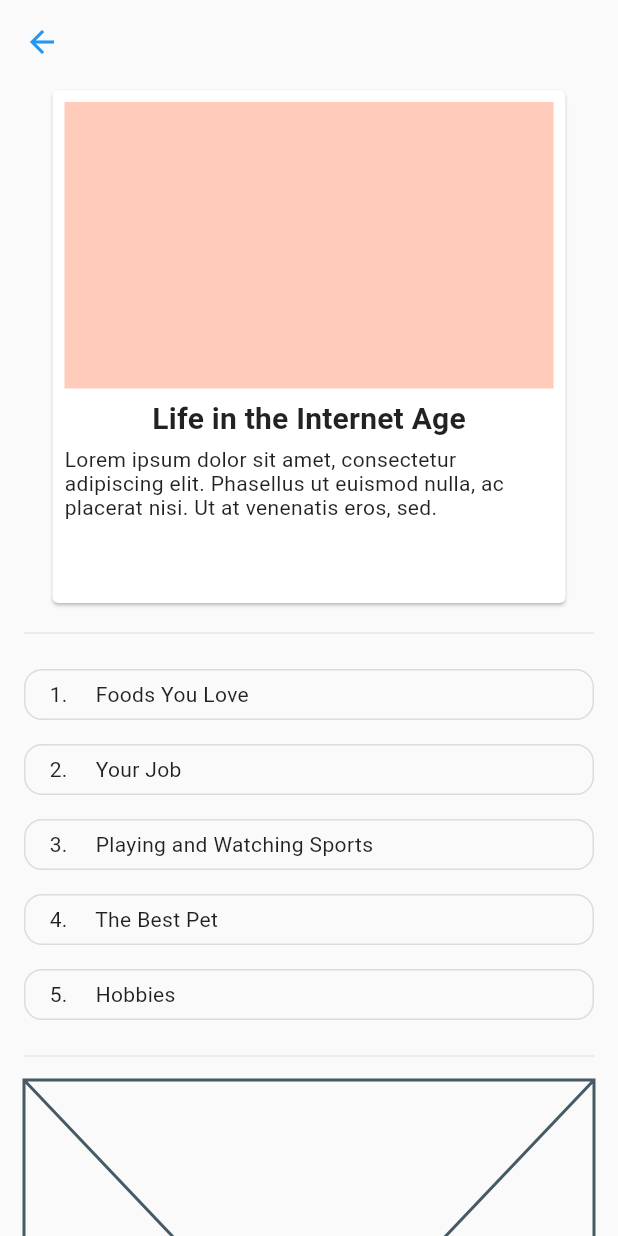
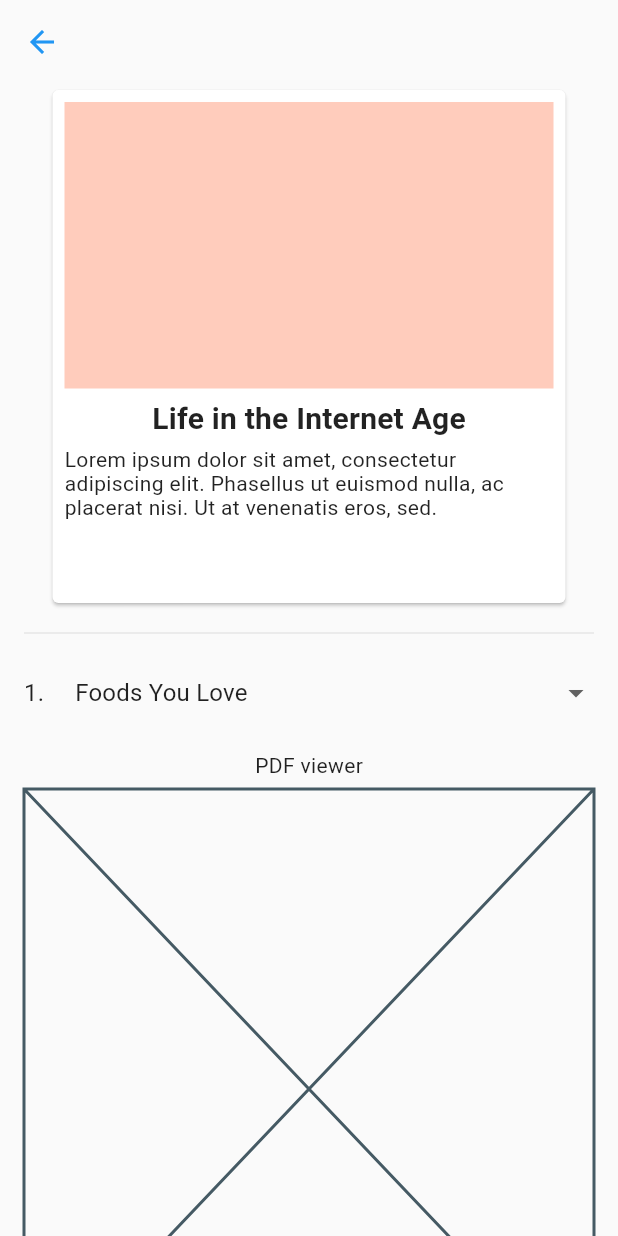
Before and after one commit to DiemUyen/CSC13118_LetTutor, a Flutter app: the CourseDetail screen opened by its route, after a tap on "Discover", on a phone screen of 412 x 824 dp. Run offline on Flutter 3.47's test engine with Material 2 defaults, Android fonts, the phone set to English and light mode, and no system bars; our stand-ins replace flutter_rating_bar, font_awesome_flutter; missing offline and left inert: flutter_rounded_date_picker.

Commit message:
Fix minor errors

```diff
--- a/let_tutor/lib/routes/authentication/sign_in_form.dart
+++ b/let_tutor/lib/routes/authentication/sign_in_form.dart
@@ -24,7 +24,7 @@ class _SignInFormState extends State<SignInForm> {
 
   Widget thirdPartySignIn(BuildContext context, IconData iconName, String label) {
     return Expanded(
-      flex: 3,
+      flex: 4,
       child: Container(
         decoration: BoxDecoration(
           borderRadius: BorderRadius.circular(4),
--- a/let_tutor/lib/routes/authentication/sign_up_form.dart
+++ b/let_tutor/lib/routes/authentication/sign_up_form.dart
@@ -24,7 +24,7 @@ class _SignUpFormState extends State<SignUpForm> {
 
   Widget thirdPartySignUp(BuildContext context, IconData iconName, String label) {
     return Expanded(
-      flex: 3,
+      flex: 4,
       child: Container(
         decoration: BoxDecoration(
           borderRadius: BorderRadius.circular(4)
--- a/let_tutor/lib/routes/course/course_detail.dart
+++ b/let_tutor/lib/routes/course/course_detail.dart
@@ -40,6 +40,7 @@ class CourseDetail extends StatelessWidget {
     return ListView.builder(
       shrinkWrap: true,
       scrollDirection: Axis.vertical,
+      physics: const NeverScrollableScrollPhysics(),
       itemCount: 5,
       itemBuilder: (context, index) {
         return GestureDetector(
@@ -83,6 +84,7 @@ class CourseDetail extends StatelessWidget {
     return ListView.builder(
       shrinkWrap: true,
       scrollDirection: Axis.vertical,
+      physics: const NeverScrollableScrollPhysics(),
       itemCount: 3,
       itemBuilder: (context, index) {
         return suggestedTutor(context, '${index + 1}. April');
--- a/let_tutor/lib/routes/course/courses_page.dart
+++ b/let_tutor/lib/routes/course/courses_page.dart
@@ -118,6 +118,7 @@ class _CoursesPageState extends State<CoursesPage> with SingleTickerProviderStat
         bottom: TabBar(
           controller: _tabController,
           labelColor: Colors.black,
+          isScrollable: true,
           indicatorSize: TabBarIndicatorSize.tab,
           indicator: ShapeDecoration(
             shape: RoundedRectangleBorder(borderRadius: BorderRadius.circular(12)),
--- a/let_tutor/lib/routes/course/topics_page.dart
+++ b/let_tutor/lib/routes/course/topics_page.dart
@@ -13,28 +13,19 @@ class _TopicsPageState extends State<TopicsPage> {
 
   List<String> topicsName = <String>['Foods You Love', 'Your Job', 'Playing and Watching Sports', 'The Best Pet', 'Hobbies'];
 
-  Widget listTopics(BuildContext context, List<String> topics) {
-    return ListView.builder(
-      shrinkWrap: true,
-      scrollDirection: Axis.vertical,
-      itemCount: 5,
-      itemBuilder: (context, index) {
-        return InkWell(
-          focusNode: FocusNode(),
-          onTap: () { },
-          child: Container(
-            decoration: BoxDecoration(
-              borderRadius: BorderRadius.circular(12),
-              border: Border.all(width: 1, color: Colors.black12)
-            ),
-            margin: const EdgeInsets.symmetric(vertical: 8),
-            padding: const EdgeInsets.symmetric(vertical: 8, horizontal: 16),
-            child: Text(
-              '${index + 1}.     ${topics[index]}'
-            ),
-          ),
-        );
-      },
+  Widget topicsDropdownList() {
+    return DropdownButton<String>(
+      isExpanded: true,
+      underline: Container(
+        height: 0,
+      ),
+      value: topicsName.first,
+      items: topicsName.map<DropdownMenuItem<String>>((String value) {
+        return DropdownMenuItem<String>(value: value, child: Text(
+            '${topicsName.indexOf(value) + 1}.     $value'
+        ),);
+      }).toList(),
+      onChanged: (String? value) { },
     );
   }
 
@@ -54,13 +45,12 @@ class _TopicsPageState extends State<TopicsPage> {
               ),
 
               // List topics
-              listTopics(context, topicsName),
-              const Padding(
-                padding: EdgeInsets.symmetric(vertical: 8),
-                child: Divider(),
-              ),
+              topicsDropdownList(),
+              const SizedBox(height: 16,),
 
               // PDF Viewer
+              const Text('PDF viewer'),
+              const SizedBox(height: 8,),
               const Placeholder(),
             ],
           ),
--- a/let_tutor/lib/routes/profile/history_page.dart
+++ b/let_tutor/lib/routes/profile/history_page.dart
@@ -33,8 +33,8 @@ class _HistoryPageState extends State<HistoryPage> {
             padding: const EdgeInsets.symmetric(horizontal: 16),
             child: GridView.builder(
               gridDelegate: SliverGridDelegateWithFixedCrossAxisCount(
-                mainAxisSpacing: 8,
-                crossAxisSpacing: 16,
+                mainAxisSpacing: 4,
+                crossAxisSpacing: 8,
                 crossAxisCount: crossAxisCount
               ),
               shrinkWrap: true,
--- a/let_tutor/lib/routes/profile/profile_home_page.dart
+++ b/let_tutor/lib/routes/profile/profile_home_page.dart
@@ -1,5 +1,6 @@
 import 'package:flutter/material.dart';
 import 'package:let_tutor/routes.dart';
+import 'package:let_tutor/widgets/transparent_app_bar.dart';
 
 class ProfileHomePage extends StatefulWidget {
   const ProfileHomePage({Key? key}) : super(key: key);
@@ -59,6 +60,7 @@ class _ProfileHomePageState extends State<ProfileHomePage> {
     return ListView.builder(
       shrinkWrap: true,
       scrollDirection: Axis.vertical,
+      physics: const NeverScrollableScrollPhysics(),
       itemCount: titles.length,
       itemBuilder: (context, index) {
         return Container(
@@ -73,8 +75,9 @@ class _ProfileHomePageState extends State<ProfileHomePage> {
   Widget build(BuildContext context) {
     return SafeArea(
       child: Scaffold(
+        appBar: const TransparentAppBar(),
         body: SingleChildScrollView(
-          padding: const EdgeInsets.symmetric(horizontal: 16),
+          padding: const EdgeInsets.only(left: 16, top: 8, right: 16, bottom: 0),
           child: Column(
             children: [
               avatar(),
--- a/let_tutor/lib/routes/profile/schedule_page.dart
+++ b/let_tutor/lib/routes/profile/schedule_page.dart
@@ -50,6 +50,7 @@ class _SchedulePageState extends State<SchedulePage> {
               ListView.builder(
                 shrinkWrap: true,
                 scrollDirection: Axis.vertical,
+                physics: const NeverScrollableScrollPhysics(),
                 itemCount: 10,
                 itemBuilder: (context, index) {
                   return const ScheduleCard();
--- a/let_tutor/lib/routes/profile/wallet_page.dart
+++ b/let_tutor/lib/routes/profile/wallet_page.dart
@@ -115,6 +115,7 @@ class _WalletPageState extends State<WalletPage> {
                 ListView.builder(
                   shrinkWrap: true,
                   scrollDirection: Axis.vertical,
+                  physics: const NeverScrollableScrollPhysics(),
                   itemCount: 20,
                   itemBuilder: (context, index) {
                     return transaction();
--- a/let_tutor/lib/routes/tutor/tutor_detail.dart
+++ b/let_tutor/lib/routes/tutor/tutor_detail.dart
@@ -69,6 +69,7 @@ class _TutorDetailState extends State<TutorDetail> {
     return ListView.builder(
       shrinkWrap: true,
       scrollDirection: Axis.vertical,
+      physics: const NeverScrollableScrollPhysics(),
       itemCount: 3,
       itemBuilder: (context, index) {
         return Row(
--- a/let_tutor/lib/routes/tutor/tutor_home_page.dart
+++ b/let_tutor/lib/routes/tutor/tutor_home_page.dart
@@ -35,7 +35,7 @@ class _TutorHomePageState extends State<TutorHomePage> {
                 style: Theme.of(context).textTheme.headline5,
               ),
               const SizedBox(height: 8,),
-              Text("Fri, 11 Nov 22 18:30 - 18:55 (starts in ${DateTime(2022, 11, 11).difference(DateTime.now())})"),
+              Text("Fri, 11 Nov 22 18:30 - 18:55 (starts in ${DateTime(2022, 11, 11).difference(DateTime.now())})", textAlign: TextAlign.center,),
               const SizedBox(height: 8,),
               ElevatedButton.icon(
                 onPressed: () {
@@ -206,6 +206,7 @@ class _TutorHomePageState extends State<TutorHomePage> {
     return ListView.builder(
       shrinkWrap: true,
       scrollDirection: Axis.vertical,
+      physics: const NeverScrollableScrollPhysics(),
       itemCount: 7,
       itemBuilder: (context, index) {
         return const TutorHomeCard();
--- a/let_tutor/lib/routes/tutor/tutor_reviews.dart
+++ b/let_tutor/lib/routes/tutor/tutor_reviews.dart
@@ -38,6 +38,7 @@ class _TutorReviewPageState extends State<TutorReviewPage> {
                 ListView.builder(
                  shrinkWrap: true,
                  scrollDirection: Axis.vertical,
+                 physics: const NeverScrollableScrollPhysics(),
                  itemCount: 10,
                  itemBuilder: (context, index) {
                    return const PersonReviewCard();
--- a/let_tutor/lib/theme/custom_theme.dart
+++ b/let_tutor/lib/theme/custom_theme.dart
@@ -12,7 +12,7 @@ class CustomTheme{
     appBarTheme: const AppBarTheme(
       color: Colors.transparent,
       elevation: 0,
-      foregroundColor: Colors.blue
+      foregroundColor: Colors.blue,
     ),
 
     bottomNavigationBarTheme: const BottomNavigationBarThemeData(
--- a/let_tutor/lib/widgets/history_card.dart
+++ b/let_tutor/lib/widgets/history_card.dart
@@ -7,7 +7,7 @@ class HistoryCard extends StatelessWidget {
   Widget build(BuildContext context) {
     return Card(
       child: Padding(
-        padding: const EdgeInsets.all(16.0),
+        padding: const EdgeInsets.symmetric(horizontal: 16.0, vertical: 8),
         child: Column(
           mainAxisAlignment: MainAxisAlignment.center,
           children: [
--- a/let_tutor/lib/widgets/transparent_app_bar.dart
+++ b/let_tutor/lib/widgets/transparent_app_bar.dart
@@ -10,6 +10,9 @@ class TransparentAppBar extends StatelessWidget implements PreferredSizeWidget{
       title: RichText(
         maxLines: 3,
         text: const TextSpan(
+          style: TextStyle(
+            color: Colors.black
+          ),
           children: [
             TextSpan(text: 'Hello', style: TextStyle(
                 fontWeight: FontWeight.bold
```
Also changed, not shown: let_tutor/lib/routes/profile/become_tutor_page.dart (+12 -0 lines), let_tutor/lib/widgets/tutor_home_card.dart (+7 -4 lines), let_tutor/pubspec.lock. Lines whose indentation alone changed are shown as unchanged.
